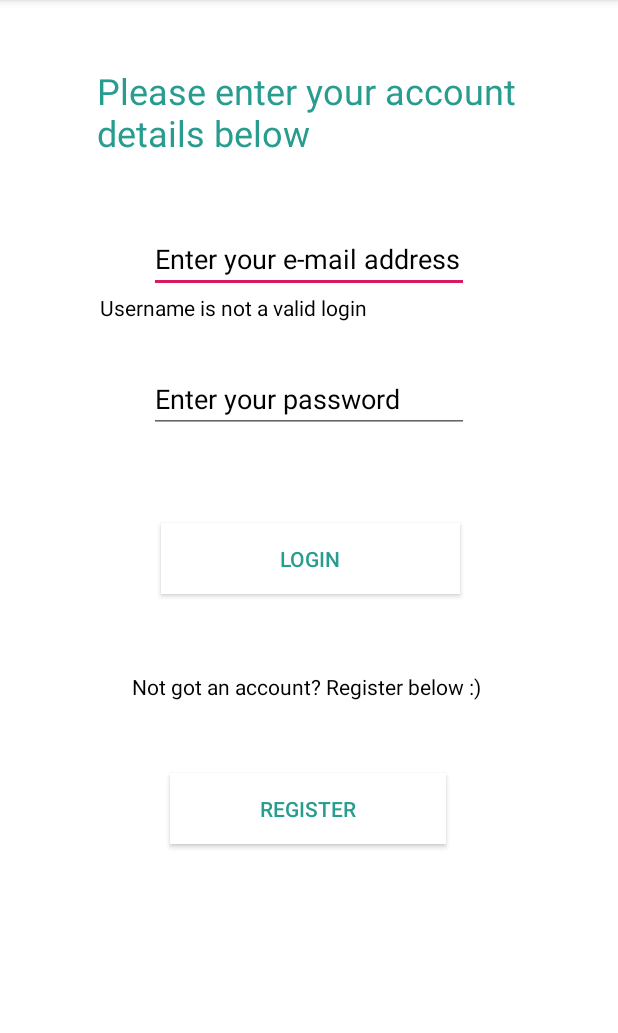
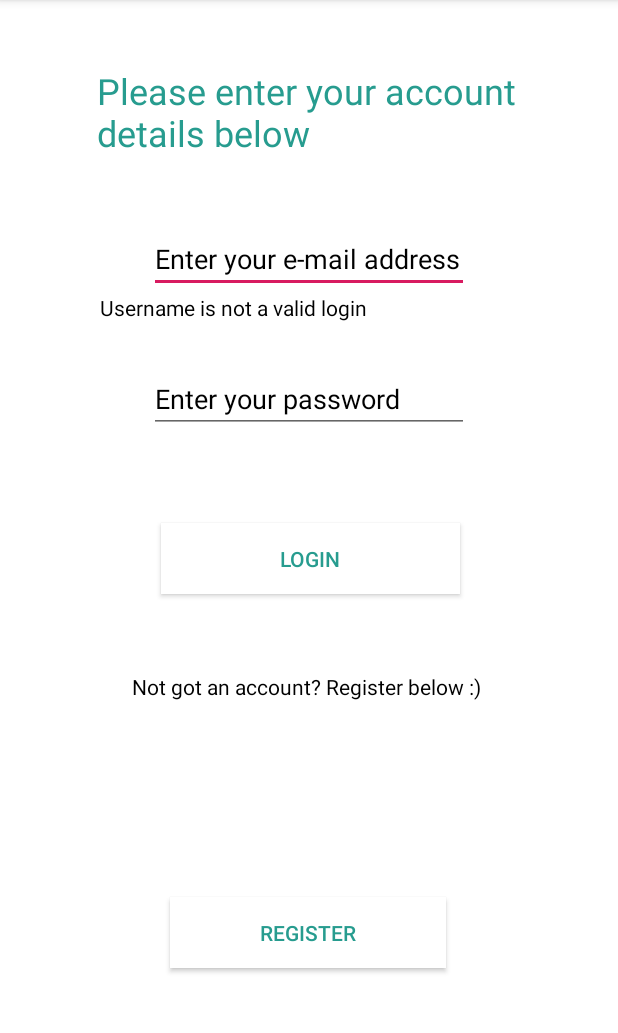
Before and after one commit to jonnybowen/BeStoneAlpha, an Android app: the screen it shows after launch (loginActivity), after a tap on "LOGIN/REGISTER", on a phone screen of 412 x 824 dp, the part 84-1117 px from its top. Run offline under Robolectric (Android 15) with nearby library versions, the phone set to English and light mode, and no system bars; Roboto replaces fonts that are not available here.

Commit message:
Update activity_login.xml

```diff
--- a/app/src/main/res/layout/activity_login.xml
+++ b/app/src/main/res/layout/activity_login.xml
@@ -74,9 +74,11 @@
         android:layout_width="184dp"
         android:layout_height="47dp"
         android:layout_marginTop="48dp"
+        android:layout_marginBottom="40dp"
         android:background="?attr/bgColor"
         android:text="Register"
         android:textColor="?attr/textColor"
+        app:layout_constraintBottom_toBottomOf="parent"
         app:layout_constraintEnd_toEndOf="parent"
         app:layout_constraintHorizontal_bias="0.497"
         app:layout_constraintStart_toStartOf="parent"
```
